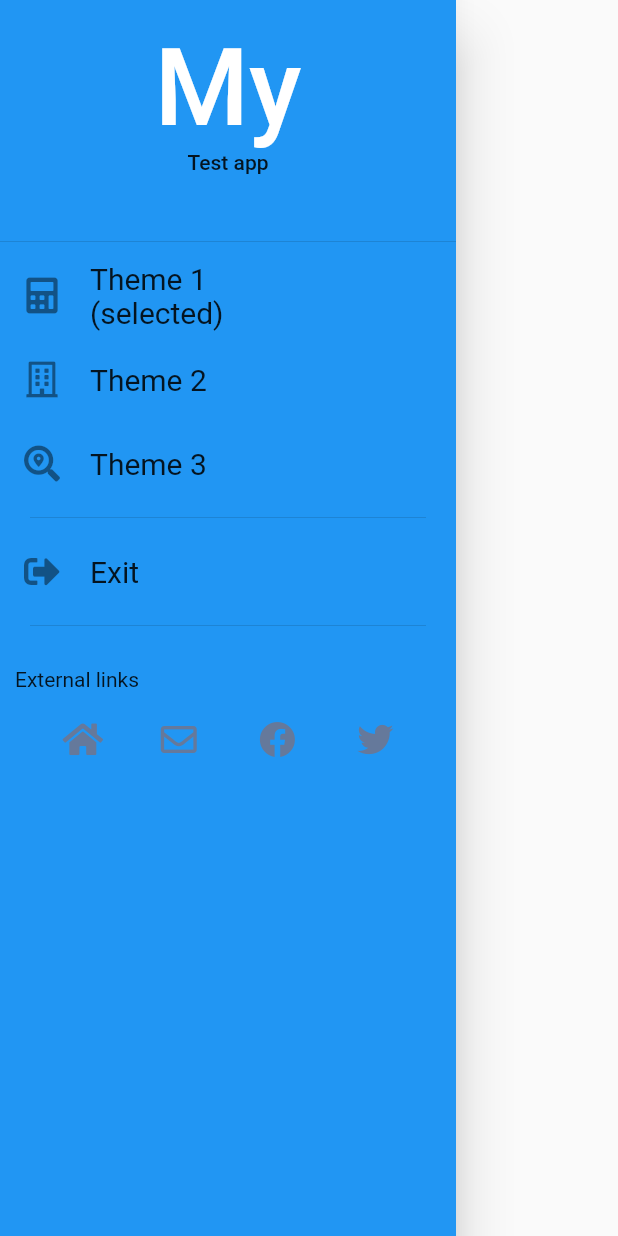
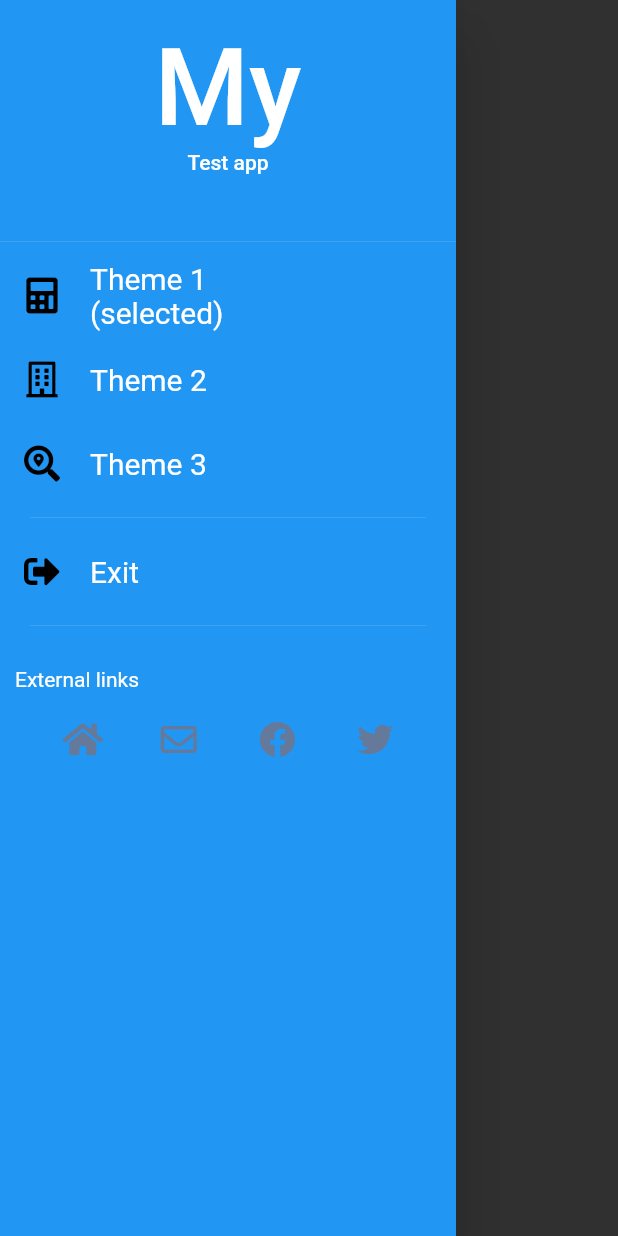
Before and after one commit to dheerajbred/tempgit, a Flutter app: the CustomDrawer widget shown alone on an empty page, opened directly, after a tap on "Theme 2", on a phone screen of 412 x 824 dp. Run offline on Flutter 3.47's test engine with Material 2 defaults, Android fonts, the phone set to English and light mode, and no system bars; our stand-ins replace font_awesome_flutter; Roboto replaces fonts that are missing (Montserrat, Plaster).

Commit message:
change theme dynamically from drawer

```diff
--- a/htmlparserexample/lib/customdrawer.dart
+++ b/htmlparserexample/lib/customdrawer.dart
@@ -1,14 +1,14 @@
-
 import 'dart:async';
 import 'dart:ui';
 import 'package:flutter/material.dart';
 import 'package:flutter/cupertino.dart';
 import 'package:font_awesome_flutter/font_awesome_flutter.dart';
 import 'package:htmlparserexample/colors.dart';
-
+import 'package:htmlparserexample/main.dart';
+import 'package:htmlparserexample/themes.dart';
 
 class CustomDrawer extends StatefulWidget {
-  const CustomDrawer({Key key,this.themeNum}) : super(key: key);
+  const CustomDrawer({Key key, this.themeNum}) : super(key: key);
   final int themeNum;
 
   @override
@@ -17,14 +17,27 @@ class CustomDrawer extends StatefulWidget {
   }
 }
 
-class CustomDrawerState extends State<CustomDrawer> with SingleTickerProviderStateMixin {
+class CustomDrawerState extends State<CustomDrawer>
+    with SingleTickerProviderStateMixin {
 
-
-        ListView _menuGenresList(){
-          final TextEditingController _texteditcontroller = new TextEditingController();
+  ListView _menuGenresList() {
+    final TextEditingController _texteditcontroller =
+        new TextEditingController();
     String searchtext = 'zzz';
 
-    return new  ListView(
+    changeThemeLight(){
+    ThemeApp.of(context).switchTheme(MyThemeKeys.LIGHT);
+    }
+
+    changeThemeDark(){
+      ThemeApp.of(context).switchTheme(MyThemeKeys.DARK);
+    }
+
+    changeThemeDarker(){
+      ThemeApp.of(context).switchTheme(MyThemeKeys.DARKER);
+    }
+
+    return new ListView(
       padding: EdgeInsets.zero,
       children: <Widget>[
         SizedBox(
@@ -62,8 +75,7 @@ class CustomDrawerState extends State<CustomDrawer> with SingleTickerProviderSta
             ],
           ),
           onTap: () {
-                  // Update the state of the app
-                  // ...
+            changeThemeLight();
           },
         ),
         ListTile(
@@ -84,6 +96,7 @@ class CustomDrawerState extends State<CustomDrawer> with SingleTickerProviderSta
           onTap: () {
             // Update the state of the app
             // ...
+            changeThemeDark();
           },
         ),
         ListTile(
@@ -104,6 +117,7 @@ class CustomDrawerState extends State<CustomDrawer> with SingleTickerProviderSta
           onTap: () {
             // Update the state of the app
             // ...
+            changeThemeDarker();
           },
         ),
         Container(
@@ -167,20 +181,19 @@ class CustomDrawerState extends State<CustomDrawer> with SingleTickerProviderSta
   Widget build(BuildContext context) {
     return Drawer(
       child: Container(
-              decoration:
-              new BoxDecoration(color: MyColorsTheme2.primary1(2)),
-              child: _menuGenresList()
-              ),
-
+          decoration: new BoxDecoration(color: MyColorsTheme2.primary1(2)),
+          child: _menuGenresList()),
     );
   }
 }
 
-
 class Bloc {
   final _themeController = StreamController<MyColors>();
+
   get changeTheme {
-    _themeController.sink.add;  }
+    _themeController.sink.add;
+  }
+
   get lightThemeEnabled {
     _themeController.stream;
   }
--- a/htmlparserexample/lib/main.dart
+++ b/htmlparserexample/lib/main.dart
@@ -4,27 +4,77 @@ import 'package:htmlparserexample/themes.dart';
 import 'package:htmlparserexample/colors.dart';
 
 void main() {
-runApp(MyApp());
-
+  runApp(
+    ThemeAppWidget(
+      initialTheme: MyThemes.getTheme(MyThemeKeys.LIGHT),
+      child: MyApp(),
+    ),
+  );
 }
 
 class MyApp extends StatelessWidget {
   final routes = {
     '/': (context) => HomeScreen(),
-//    '/simulation': (context) => SimulationPage(),
-//    '/form': (context) => FormPage(),
-//    '/statements': (context) => StatementsPage(),
-//    '/offers': (context) => OffersPage(),
-//    '/request': (context) => RequestPage(),
-//    '/contacts': (context) => ContactsPage()
   };
 
   @override
   Widget build(BuildContext context) {
     return MaterialApp(
       title: 'Dynamic themes demo',
-      //theme: CustomTheme.of(context),
+      theme: ThemeApp.of(context).themeData,
       routes: routes,
     );
   }
 }
+
+class ThemeApp extends InheritedWidget {
+  final _ThemeAppWidgetState data;
+
+  const ThemeApp({
+    Key key,
+    @required this.data,
+    @required Widget child,
+  })  : assert(child != null),
+        super(key: key, child: child);
+
+  static _ThemeAppWidgetState of(BuildContext context) {
+    return (context.inheritFromWidgetOfExactType(ThemeApp) as ThemeApp).data;
+  }
+
+  @override
+  bool updateShouldNotify(ThemeApp old) {
+    return this != old;
+  }
+}
+
+class ThemeAppWidget extends StatefulWidget {
+  final ThemeData initialTheme;
+  final Widget child;
+
+  ThemeAppWidget({Key key, this.initialTheme, this.child})
+      : assert(initialTheme != null),
+        assert(child != null),
+        super(key: key);
+
+  @override
+  _ThemeAppWidgetState createState() => _ThemeAppWidgetState();
+}
+
+class _ThemeAppWidgetState extends State<ThemeAppWidget> {
+  ThemeData themeData;
+
+  void switchTheme(MyThemeKeys themeKey) {
+    setState(() {
+    themeData = MyThemes.getTheme(themeKey);
+    });
+  }
+
+  @override
+  Widget build(BuildContext context) {
+    themeData = themeData ?? widget.initialTheme;
+    return ThemeApp(
+      data: this,
+      child: widget.child,
+    );
+  }
+}
--- a/htmlparserexample/lib/themes.dart
+++ b/htmlparserexample/lib/themes.dart
@@ -4,6 +4,24 @@ import 'package:htmlparserexample/colors.dart';
 enum MyThemeKeys { LIGHT, DARK, DARKER }
 
 class MyThemes {
+  static ThemeData getTheme(MyThemeKeys theme) {
+    switch (theme) {
+      case MyThemeKeys.LIGHT:
+        return lightTheme;
+        break;
+      case MyThemeKeys.DARK:
+        return darkTheme;
+        break;
+      case MyThemeKeys.DARKER:
+        //TODO: Add your darker theme.
+        return ThemeData();
+        break;
+      default:
+        return ThemeData();
+        break;
+    }
+  }
+
   static final ThemeData lightTheme = ThemeData(
       primarySwatch: Colors.blue,
       backgroundColor: Colors.white,
@@ -11,13 +29,8 @@ class MyThemes {
       primaryColorDark: Colors.blue[900],
       brightness: Brightness.light,
       buttonColor: Colors.blue,
-    iconTheme: IconThemeData(
-      color: Colors.blue[900]
-    ),
-    cardTheme: CardTheme(
-      elevation: 10.0
-    )
-  );
+      iconTheme: IconThemeData(color: Colors.blue[900]),
+      cardTheme: CardTheme(elevation: 10.0));
 
   static final ThemeData darkTheme = ThemeData(
       primarySwatch: Colors.pink,
@@ -34,13 +47,8 @@ class MyThemes {
       ),
       cursorColor: Colors.pinkAccent,
       buttonTheme: ButtonThemeData(
-        shape: Border(left: BorderSide(width: 10.0, color: Colors.black54))
-
-    ),
-      iconTheme: IconThemeData(
-          color: Colors.pinkAccent[300]
-      )
-  );
+          shape: Border(left: BorderSide(width: 10.0, color: Colors.black54))),
+      iconTheme: IconThemeData(color: Colors.pinkAccent[300]));
 
 //  static final ThemeData darkerTheme = ThemeData(
 //    primaryColor: Colors.black,
@@ -48,24 +56,22 @@ class MyThemes {
 //  );
 
   static MyColors tempColora = MyColors(
-  primary1 : Color.fromRGBO(10, 10, 10, 1),
-  primary2 : Color.fromRGBO(10, 10, 10, 1),
-  primary3 : Color.fromRGBO(25, 25,25, 1),
-  opp1 : Color.fromRGBO(255, 255, 255, 1),
-  reddy : Color.fromRGBO(220, 25, 25, 1),
-  purp : Colors.purpleAccent,
+    primary1: Color.fromRGBO(10, 10, 10, 1),
+    primary2: Color.fromRGBO(10, 10, 10, 1),
+    primary3: Color.fromRGBO(25, 25, 25, 1),
+    opp1: Color.fromRGBO(255, 255, 255, 1),
+    reddy: Color.fromRGBO(220, 25, 25, 1),
+    purp: Colors.purpleAccent,
   );
 
   static MyColors tempColora2 = MyColors(
-  primary1 : Color.fromRGBO(10, 10, 10, 1),
-  primary2 : Color.fromRGBO(10, 10, 10, 1),
-  primary3 : Color.fromRGBO(25, 25,25, 1),
-  opp1 : Color.fromRGBO(255, 255, 255, 1),
-  reddy : Colors.amberAccent,
-  purp : Colors.purpleAccent,
+    primary1: Color.fromRGBO(10, 10, 10, 1),
+    primary2: Color.fromRGBO(10, 10, 10, 1),
+    primary3: Color.fromRGBO(25, 25, 25, 1),
+    opp1: Color.fromRGBO(255, 255, 255, 1),
+    reddy: Colors.amberAccent,
+    purp: Colors.purpleAccent,
   );
-
-
 
   static MyColors getThemeFromKey(MyThemeKeys themeKey) {
     switch (themeKey) {
```
Lines whose indentation alone changed are shown as unchanged.
